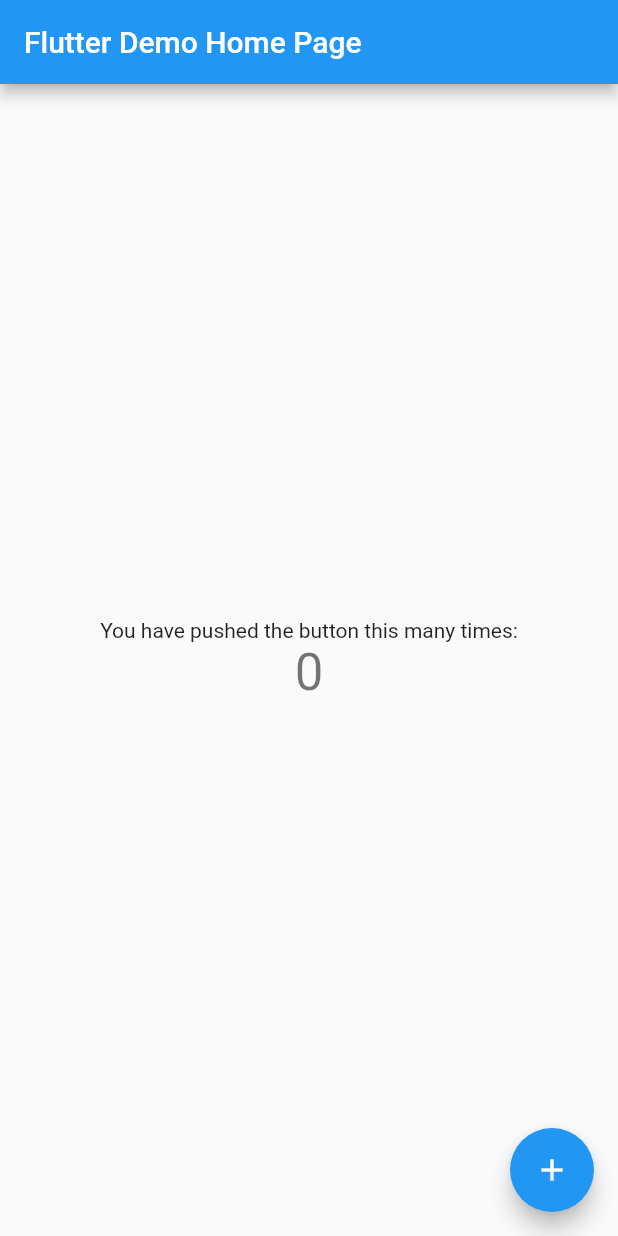
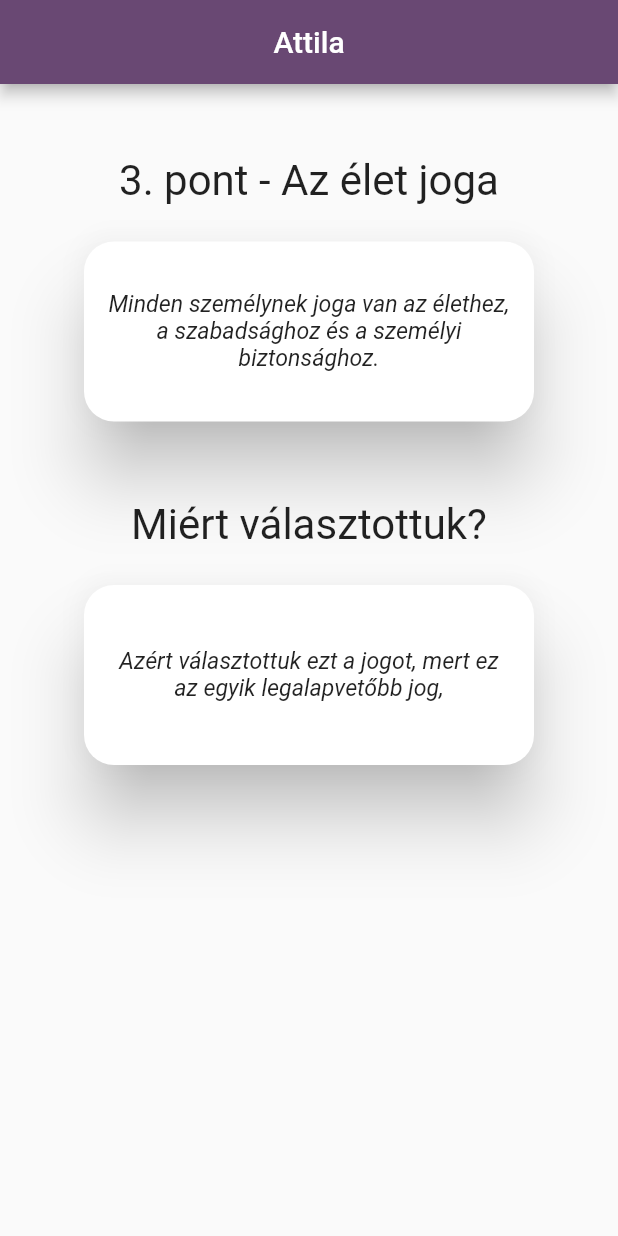
Before and after one commit to SzokolAttila/Kerekesszekesek-1esProject, a Flutter app: the screen it shows after launch, on a phone screen of 412 x 824 dp. Run offline on Flutter 3.47's test engine with Material 2 defaults, Android fonts, the phone set to English and light mode, and no system bars.

Commit message:
Creating base design, first part of 3rd point site done

```diff
--- a/SidePages/lib/main.dart
+++ b/SidePages/lib/main.dart
@@ -1,115 +1,17 @@
 import 'package:flutter/material.dart';
+import 'screens/third_point.dart';
 
 void main() {
-  runApp(const MyApp());
+  runApp(MyApp());
 }
 
 class MyApp extends StatelessWidget {
-  const MyApp({super.key});
 
-  // This widget is the root of your application.
   @override
   Widget build(BuildContext context) {
     return MaterialApp(
-      title: 'Flutter Demo',
-      theme: ThemeData(
-        // This is the theme of your application.
-        //
-        // Try running your application with "flutter run". You'll see the
-        // application has a blue toolbar. Then, without quitting the app, try
-        // changing the primarySwatch below to Colors.green and then invoke
-        // "hot reload" (press "r" in the console where you ran "flutter run",
-        // or simply save your changes to "hot reload" in a Flutter IDE).
-        // Notice that the counter didn't reset back to zero; the application
-        // is not restarted.
-        primarySwatch: Colors.blue,
-      ),
-      home: const MyHomePage(title: 'Flutter Demo Home Page'),
+      debugShowCheckedModeBanner: false,
+      home: ThirdPoint(),
     );
   }
 }
-
-class MyHomePage extends StatefulWidget {
-  const MyHomePage({super.key, required this.title});
-
-  // This widget is the home page of your application. It is stateful, meaning
-  // that it has a State object (defined below) that contains fields that affect
-  // how it looks.
-
-  // This class is the configuration for the state. It holds the values (in this
-  // case the title) provided by the parent (in this case the App widget) and
-  // used by the build method of the State. Fields in a Widget subclass are
-  // always marked "final".
-
-  final String title;
-
-  @override
-  State<MyHomePage> createState() => _MyHomePageState();
-}
-
-class _MyHomePageState extends State<MyHomePage> {
-  int _counter = 0;
-
-  void _incrementCounter() {
-    setState(() {
-      // This call to setState tells the Flutter framework that something has
-      // changed in this State, which causes it to rerun the build method below
-      // so that the display can reflect the updated values. If we changed
-      // _counter without calling setState(), then the build method would not be
-      // called again, and so nothing would appear to happen.
-      _counter++;
-    });
-  }
-
-  @override
-  Widget build(BuildContext context) {
-    // This method is rerun every time setState is called, for instance as done
-    // by the _incrementCounter method above.
-    //
-    // The Flutter framework has been optimized to make rerunning build methods
-    // fast, so that you can just rebuild anything that needs updating rather
-    // than having to individually change instances of widgets.
-    return Scaffold(
-      appBar: AppBar(
-        // Here we take the value from the MyHomePage object that was created by
-        // the App.build method, and use it to set our appbar title.
-        title: Text(widget.title),
-      ),
-      body: Center(
-        // Center is a layout widget. It takes a single child and positions it
-        // in the middle of the parent.
-        child: Column(
-          // Column is also a layout widget. It takes a list of children and
-          // arranges them vertically. By default, it sizes itself to fit its
-          // children horizontally, and tries to be as tall as its parent.
-          //
-          // Invoke "debug painting" (press "p" in the console, choose the
-          // "Toggle Debug Paint" action from the Flutter Inspector in Android
-          // Studio, or the "Toggle Debug Paint" command in Visual Studio Code)
-          // to see the wireframe for each widget.
-          //
-          // Column has various properties to control how it sizes itself and
-          // how it positions its children. Here we use mainAxisAlignment to
-          // center the children vertically; the main axis here is the vertical
-          // axis because Columns are vertical (the cross axis would be
-          // horizontal).
-          mainAxisAlignment: MainAxisAlignment.center,
-          children: <Widget>[
-            const Text(
-              'You have pushed the button this many times:',
-            ),
-            Text(
-              '$_counter',
-              style: Theme.of(context).textTheme.headline4,
-            ),
-          ],
-        ),
-      ),
-      floatingActionButton: FloatingActionButton(
-        onPressed: _incrementCounter,
-        tooltip: 'Increment',
-        child: const Icon(Icons.add),
-      ), // This trailing comma makes auto-formatting nicer for build methods.
-    );
-  }
-}
--- /dev/null
+++ b/SidePages/lib/screens/third_point.dart
@@ -0,0 +1,88 @@
+import 'package:flutter/material.dart';
+
+class ThirdPoint extends StatelessWidget {
+  @override
+  Widget build(BuildContext context) {
+    return Scaffold(
+      appBar: AppBar(
+        backgroundColor: Color(0xff694873),
+        centerTitle: true,
+        title: const Text('Attila'),
+      ),
+      body: SafeArea(
+      child: Container(
+        child: Center(
+          child: Column(
+            children: [
+              Padding(padding: EdgeInsets.symmetric(
+                  horizontal: 32.0,
+                  vertical: 24.0
+              )),
+              Text(
+                  "3. pont - Az élet joga",
+                textAlign: TextAlign.center,
+                textScaleFactor: 2.0,
+              ),
+              Padding(
+                padding: EdgeInsets.only(bottom: 20),
+              ),
+              Card(
+                child: SizedBox(
+                  width: 300,
+                  height: 120,
+                  child: Center(
+                  child: Padding(
+                    padding: EdgeInsets.all(15),
+                    child: Text(
+                    "Minden személynek joga van az élethez, a szabadsághoz és a személyi biztonsághoz.",
+                    textAlign: TextAlign.center,
+                    textScaleFactor: 1.1,
+                      style: TextStyle(fontStyle: FontStyle.italic),
+                    ),
+                  ),
+                ),
+              ),
+                elevation: 20,
+                shadowColor: Colors.black,
+                shape: RoundedRectangleBorder(borderRadius: BorderRadius.circular(20)),
+              ),
+              Padding(padding: EdgeInsets.symmetric(
+                  horizontal: 32.0,
+                  vertical: 24.0
+              )),
+              Text(
+                "Miért választottuk?",
+                textAlign: TextAlign.center,
+                textScaleFactor: 2.0,
+              ),
+              Padding(
+                padding: EdgeInsets.only(bottom: 20),
+              ),
+              Card(
+                child: SizedBox(
+                  width: 300,
+                  height: 120,
+                  child: Center(
+                    child: Padding(
+                      padding: EdgeInsets.all(15),
+                      child: Text(
+                        "Azért választottuk ezt a jogot, mert ez az egyik legalapvetőbb jog, ",
+                        textAlign: TextAlign.center,
+                        textScaleFactor: 1.1,
+                        style: TextStyle(fontStyle: FontStyle.italic),
+                      ),
+                    ),
+                  ),
+                ),
+                elevation: 20,
+                shadowColor: Colors.black,
+                shape: RoundedRectangleBorder(borderRadius: BorderRadius.circular(20)),
+              )
+            ],
+          ),
+        ),
+        ),
+      ),
+    );
+  }
+}
```
Also changed, not shown: SidePages/pubspec.yaml (+4 -3 lines), SidePages/pubspec.lock, 2 other files.
